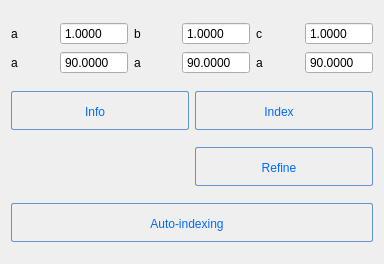
Above: apps/NSXQt/ui/Tree/UnitCellPropertyWidget.ui from k61n/openhkl before the change. Below: the same form after it.
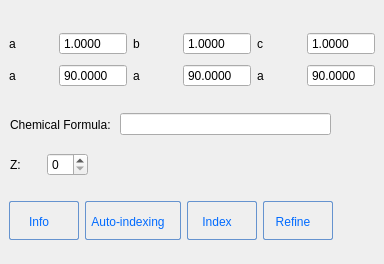
That is the form after the change.

```diff
--- a/apps/NSXQt/ui/Tree/UnitCellPropertyWidget.ui
+++ b/apps/NSXQt/ui/Tree/UnitCellPropertyWidget.ui
@@ -13,8 +13,15 @@
   <property name="windowTitle">
    <string>Form</string>
   </property>
-  <layout class="QGridLayout" name="gridLayout_2">
-   <item row="0" column="0" colspan="2">
+  <widget class="QWidget" name="">
+   <property name="geometry">
+    <rect>
+     <x>9</x>
+     <y>29</y>
+     <width>366</width>
+     <height>62</height>
+    </rect>
+   </property>
     <layout class="QGridLayout" name="gridLayout">
      <item row="0" column="3">
       <widget class="QDoubleSpinBox" name="doubleSpinBoxb">
@@ -158,8 +165,18 @@
       </widget>
      </item>
     </layout>
-   </item>
-   <item row="1" column="0">
+  </widget>
+  <widget class="QWidget" name="">
+   <property name="geometry">
+    <rect>
+     <x>9</x>
+     <y>200</y>
+     <width>324</width>
+     <height>41</height>
+    </rect>
+   </property>
+   <layout class="QHBoxLayout" name="horizontalLayout">
+    <item>
     <widget class="QPushButton" name="pushButton_Info">
      <property name="toolTip">
       <string>&lt;html&gt;&lt;head/&gt;&lt;body&gt;&lt;p&gt;Print information about the UnitCell in the logger&lt;/p&gt;&lt;/body&gt;&lt;/html&gt;</string>
@@ -213,61 +230,7 @@
      </property>
     </widget>
    </item>
-   <item row="1" column="1">
-    <widget class="QPushButton" name="pushButton_Index">
-     <property name="toolTip">
-      <string>&lt;html&gt;&lt;head/&gt;&lt;body&gt;&lt;p&gt;Print information about the UnitCell in the logger&lt;/p&gt;&lt;/body&gt;&lt;/html&gt;</string>
-     </property>
-     <property name="styleSheet">
-      <string notr="true">QPushButton:hover{
-        background: qlineargradient(x1 : 0, y1 : 0, x2 : 0, y2 :   1, stop :   0.0 #ffd9aa,
-                stop :   0.5 #ffbb6e, stop :   0.55 #feae42, stop :   1.0 #fedb74);
-}
-
-QPushButton {
-        border: 1px solid #6593cf;
-        border-radius: 2px;
-        padding: 5px 15px 2px 5px;
-        background: qlineargradient(x1 : 0, y1 : 0, x2 : 0, y2 :   1, stop :   0.0 #f5f9ff,
-                stop :   0.5 #c7dfff, stop :   0.55 #afd2ff, stop :   1.0 #c0dbff);
-        color: #006aff;
-        font: bold large &quot;Arial&quot;;
-        height: 30px;
-}
-
-
-
-
-QPushButton:pressed {
-        background: qlineargradient(x1 : 0, y1 : 0, x2 : 0, y2 :   1, stop :   0.0 #c0dbff,
-        stop :   0.5 #cfd26f, stop :   0.55 #c7df6f, stop :   1.0 #f5f9ff);
-        padding-top: 2px;
-        padding-left: 3px;
-
-}
-
-
-QPushButton:on {
-        background: qlineargradient(x1 : 0, y1 : 0, x2 : 0, y2 :   1, stop :   0.0 #5AA72D,
-        stop :   0.5 #B3E296, stop :   0.55 #B3E296, stop :   1.0 #f5f9ff);
-        padding-top: 2px;
-        padding-left: 3px;
-}
-
-QPushButton:disabled {
-        background: transparent #e5e9ee;
-        padding-top: 2px;        
-        padding-left: 3px;
-        color: black;
-}
-</string>
-     </property>
-     <property name="text">
-      <string>Index</string>
-     </property>
-    </widget>
-   </item>
-   <item row="3" column="0" colspan="2">
+    <item>
     <widget class="QPushButton" name="pushButton_AutoIndexing">
      <property name="toolTip">
       <string>&lt;html&gt;&lt;head/&gt;&lt;body&gt;&lt;p&gt;Print information about the UnitCell in the logger&lt;/p&gt;&lt;/body&gt;&lt;/html&gt;</string>
@@ -321,7 +284,61 @@
      </property>
     </widget>
    </item>
-   <item row="2" column="1">
+    <item>
+     <widget class="QPushButton" name="pushButton_Index">
+      <property name="toolTip">
+       <string>&lt;html&gt;&lt;head/&gt;&lt;body&gt;&lt;p&gt;Print information about the UnitCell in the logger&lt;/p&gt;&lt;/body&gt;&lt;/html&gt;</string>
+      </property>
+      <property name="styleSheet">
+       <string notr="true">QPushButton:hover{
+        background: qlineargradient(x1 : 0, y1 : 0, x2 : 0, y2 :   1, stop :   0.0 #ffd9aa,
+                stop :   0.5 #ffbb6e, stop :   0.55 #feae42, stop :   1.0 #fedb74);
+}
+
+QPushButton {
+        border: 1px solid #6593cf;
+        border-radius: 2px;
+        padding: 5px 15px 2px 5px;
+        background: qlineargradient(x1 : 0, y1 : 0, x2 : 0, y2 :   1, stop :   0.0 #f5f9ff,
+                stop :   0.5 #c7dfff, stop :   0.55 #afd2ff, stop :   1.0 #c0dbff);
+        color: #006aff;
+        font: bold large &quot;Arial&quot;;
+        height: 30px;
+}
+
+
+
+
+QPushButton:pressed {
+        background: qlineargradient(x1 : 0, y1 : 0, x2 : 0, y2 :   1, stop :   0.0 #c0dbff,
+        stop :   0.5 #cfd26f, stop :   0.55 #c7df6f, stop :   1.0 #f5f9ff);
+        padding-top: 2px;
+        padding-left: 3px;
+
+}
+
+
+QPushButton:on {
+        background: qlineargradient(x1 : 0, y1 : 0, x2 : 0, y2 :   1, stop :   0.0 #5AA72D,
+        stop :   0.5 #B3E296, stop :   0.55 #B3E296, stop :   1.0 #f5f9ff);
+        padding-top: 2px;
+        padding-left: 3px;
+}
+
+QPushButton:disabled {
+        background: transparent #e5e9ee;
+        padding-top: 2px;        
+        padding-left: 3px;
+        color: black;
+}
+</string>
+      </property>
+      <property name="text">
+       <string>Index</string>
+      </property>
+     </widget>
+    </item>
+    <item>
     <widget class="QPushButton" name="pushButton_Refine">
      <property name="toolTip">
       <string>&lt;html&gt;&lt;head/&gt;&lt;body&gt;&lt;p&gt;Print information about the UnitCell in the logger&lt;/p&gt;&lt;/body&gt;&lt;/html&gt;</string>
@@ -376,6 +393,64 @@
     </widget>
    </item>
   </layout>
+  </widget>
+  <widget class="QWidget" name="">
+   <property name="geometry">
+    <rect>
+     <x>10</x>
+     <y>150</y>
+     <width>78</width>
+     <height>29</height>
+    </rect>
+   </property>
+   <layout class="QHBoxLayout" name="horizontalLayout_2">
+    <item>
+     <widget class="QLabel" name="label">
+      <property name="text">
+       <string>Z: </string>
+      </property>
+     </widget>
+    </item>
+    <item>
+     <spacer name="horizontalSpacer">
+      <property name="orientation">
+       <enum>Qt::Horizontal</enum>
+      </property>
+      <property name="sizeHint" stdset="0">
+       <size>
+        <width>40</width>
+        <height>20</height>
+       </size>
+      </property>
+     </spacer>
+    </item>
+    <item>
+     <widget class="QSpinBox" name="spinBox_Z"/>
+    </item>
+   </layout>
+  </widget>
+  <widget class="QWidget" name="">
+   <property name="geometry">
+    <rect>
+     <x>10</x>
+     <y>110</y>
+     <width>321</width>
+     <height>29</height>
+    </rect>
+   </property>
+   <layout class="QHBoxLayout" name="horizontalLayout_3">
+    <item>
+     <widget class="QLabel" name="label_2">
+      <property name="text">
+       <string>Chemical Formula: </string>
+      </property>
+     </widget>
+    </item>
+    <item>
+     <widget class="QLineEdit" name="lineEdit_ChemicalFormula"/>
+    </item>
+   </layout>
+  </widget>
  </widget>
  <tabstops>
   <tabstop>doubleSpinBoxa</tabstop>
```
Lines whose indentation alone changed are shown as unchanged.
